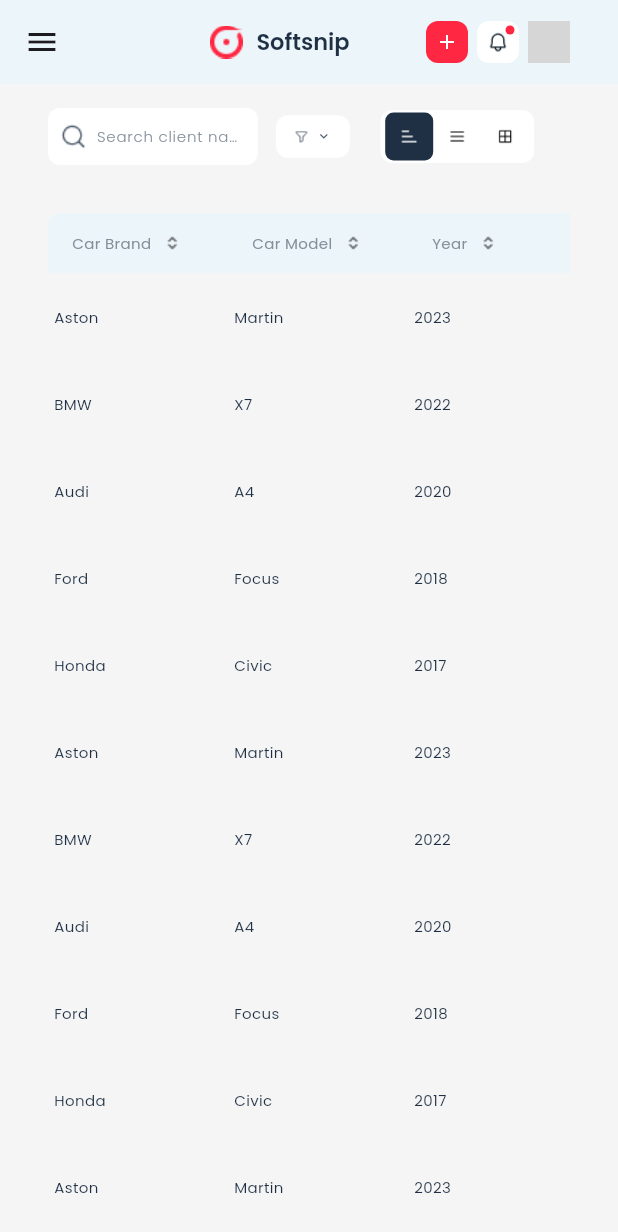
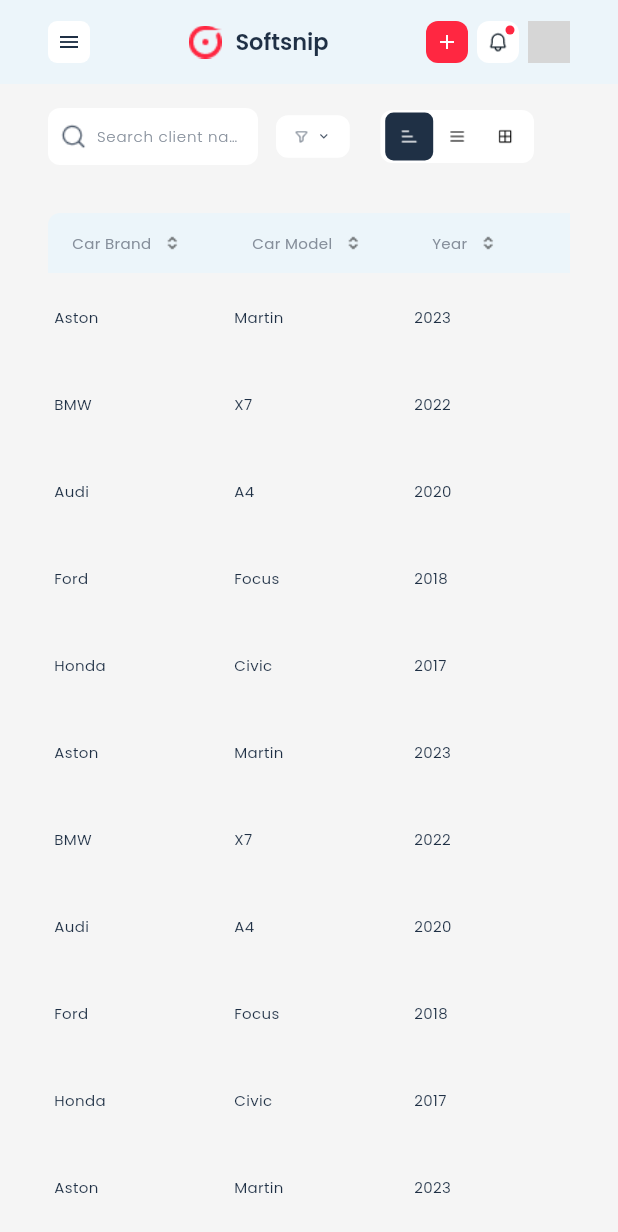
Before and after one commit to huzaifa-huzzi/Car_Rental_Project, a Flutter app: the screen it shows after launch, on a phone screen of 412 x 824 dp. Shown: the top 1232 px of the screen. Run offline on Flutter 3.47's test engine with Material 3 defaults, Android fonts, the phone set to English and light mode, and no system bars; our stand-ins replace dotted_border, file_picker, get, go_router, google_fonts, url_strategy; network calls fail; grey boxes are pictures that could not be loaded.

Commit message:
Some spacing fixes in the design

```diff
--- a/lib/Car Inventory/Car Directory/TableViewScreen/Widgets/CardListTableWidget.dart
+++ b/lib/Car Inventory/Car Directory/TableViewScreen/Widgets/CardListTableWidget.dart
@@ -6,7 +6,6 @@ import 'package:car_rental_project/Resources/TextTheme.dart';
 import 'package:flutter/material.dart';
 import 'package:get/get.dart';
 import 'package:car_rental_project/Resources/AppSizes.dart';
-import 'package:go_router/go_router.dart';
 
 class CarListTableWidget extends StatelessWidget {
   CarListTableWidget({super.key});
@@ -61,7 +60,7 @@ class CarListTableWidget extends StatelessWidget {
                   ),
                 ),
 
-                /// ---------- TABLE BODY (Hoverable Rows) ----------
+                /// ---------- TABLE BODY ----------
                 Column(
                   children: controller.carList.asMap().entries.map((entry) {
                     int rowIndex = entry.key;
@@ -98,7 +97,6 @@ class CarListTableWidget extends StatelessWidget {
                                   child: AddButton(
                                     text: "View",
                                     onTap: () {
-                                      context.go('/addNewCar');
                                     },
                                     borderRadius: 6,
                                   ),
--- a/lib/SideScreen/SidebarController.dart
+++ b/lib/SideScreen/SidebarController.dart
@@ -30,4 +30,6 @@ class SideBarController extends GetxController {
   void setIncomeRedDot(int value) {
     incomeRedDot.value = value;
   }
+
+   /// Mobile appbar code
 }
--- a/lib/SideScreen/SidebarScreen.dart
+++ b/lib/SideScreen/SidebarScreen.dart
@@ -4,6 +4,7 @@ import 'package:car_rental_project/SideScreen/Widget/MobileAppbar.dart';
 import 'package:car_rental_project/SideScreen/Widget/SidebarComponentWidget.dart';
 import 'package:flutter/material.dart';
 import 'package:get/get.dart';
+import 'package:go_router/go_router.dart';
 import 'SideBarController.dart';
 import 'package:car_rental_project/Resources/Colors.dart';
 import 'package:car_rental_project/Resources/IconStrings.dart';
@@ -156,13 +157,16 @@ class SidebarScreen extends StatelessWidget {
           ),
         ),
         appBar: AppBar(
+          automaticallyImplyLeading: false,
           backgroundColor: AppColors.secondaryColor,
           elevation: 0,
           centerTitle: true,
           title: MobileTopBar(
             scaffoldKey: _scaffoldKey,
             profileImageUrl: ImageString.userImage,
-            onAddPressed: () {},
+            onAddPressed: () {
+              context.go('/addNewCar');
+            },
             onNotificationPressed: () {},
           ),
         ),
--- a/lib/SideScreen/Widget/MobileAppbar.dart
+++ b/lib/SideScreen/Widget/MobileAppbar.dart
@@ -4,7 +4,8 @@ import 'package:car_rental_project/Resources/Colors.dart';
 import 'package:car_rental_project/Resources/IconStrings.dart';
 import 'package:car_rental_project/Resources/TextTheme.dart';
 
-class MobileTopBar extends StatelessWidget {
+
+class MobileTopBar extends StatefulWidget {
   final VoidCallback? onAddPressed;
   final VoidCallback? onNotificationPressed;
   final String profileImageUrl;
@@ -19,7 +20,82 @@ class MobileTopBar extends StatelessWidget {
   });
 
   @override
+  State<MobileTopBar> createState() => _MobileTopBarState();
+}
+
+class _MobileTopBarState extends State<MobileTopBar> with WidgetsBindingObserver {
+  bool _isDrawerOpen = false;
+
+  @override
+  void initState() {
+    super.initState();
+    WidgetsBinding.instance.addObserver(this);
+  }
+
+  @override
+  void dispose() {
+
+    WidgetsBinding.instance.removeObserver(this);
+    super.dispose();
+  }
+
+
+  @override
+  void didChangeMetrics() {
+    super.didChangeMetrics();
+    Future.delayed(Duration(milliseconds: 50), () {
+      final isNowOpen = widget.scaffoldKey.currentState?.isDrawerOpen ?? false;
+      if (_isDrawerOpen != isNowOpen) {
+        setState(() {
+          _isDrawerOpen = isNowOpen;
+        });
+      }
+    });
+  }
+
+  /// Helper function to build the Menu Icon Container
+  Widget _buildMenuIconButton(BuildContext context, double containerSize, double iconSize) {
+
+    final Color iconColor = _isDrawerOpen ? AppColors.primaryColor : AppColors.textColor;
+
+    return GestureDetector(
+      onTap: () {
+        widget.scaffoldKey.currentState?.openDrawer();
+      },
+      child: Container(
+        width: containerSize,
+        height: containerSize,
+        decoration: BoxDecoration(
+          color: Colors.white,
+          borderRadius: BorderRadius.circular(6),
+        ),
+        child: Center(
+          child: Icon(
+            Icons.menu,
+            color: iconColor,
+            size: iconSize,
+          ),
+        ),
+      ),
+    );
+  }
+
+  @override
   Widget build(BuildContext context) {
+    const double minHorizontalPadding = 12.0;
+    const double minInternalSpacing = 8.0;
+
+    final double actualHorizontalPadding = AppSizes.horizontalPadding(context);
+    final double finalHorizontalPadding = actualHorizontalPadding > minHorizontalPadding
+        ? actualHorizontalPadding
+        : minHorizontalPadding;
+
+    final double actualInternalSpacing = AppSizes.padding(context);
+    final double finalInternalSpacing = actualInternalSpacing > minInternalSpacing
+        ? actualInternalSpacing
+        : minInternalSpacing;
+
+
     double containerSize = AppSizes.isMobile(context)
         ? 28
         : AppSizes.isTablet(context)
@@ -44,26 +120,32 @@ class MobileTopBar extends StatelessWidget {
         ? 16
         : 18;
 
-    return  SizedBox(
+    return Padding(
+      padding: EdgeInsets.symmetric(horizontal: finalHorizontalPadding),
+      child: SizedBox(
         height: AppSizes.buttonHeight(context),
         child: Row(
           mainAxisAlignment: MainAxisAlignment.spaceBetween,
           children: [
 
-          SizedBox(width: AppSizes.padding(context)),
+            _buildMenuIconButton(context, containerSize, iconSize),
 
-          Expanded(
+            SizedBox(width: finalInternalSpacing),
+
+            /// CENTER: Logo and Title
+            Flexible(
               child: Center(
                 child: FittedBox(
                   fit: BoxFit.scaleDown,
                   child: Row(
+                    mainAxisSize: MainAxisSize.min,
                     children: [
                       Image.asset(
                         IconString.symbol,
                         width: logoSize,
                         height: logoSize,
                       ),
-                    SizedBox(width: AppSizes.padding(context) / 2),
+                      SizedBox(width: finalInternalSpacing / 2),
                       Text(
                         "Softsnip",
                         style: TTextTheme.h6Style(context).copyWith(
@@ -77,14 +159,15 @@ class MobileTopBar extends StatelessWidget {
               ),
             ),
 
+            SizedBox(width: finalInternalSpacing),
+
             /// RIGHT SIDE ICONS
             Row(
               mainAxisSize: MainAxisSize.min,
               children: [
-
                 /// Add Button
                 GestureDetector(
-                onTap: onAddPressed,
+                  onTap: widget.onAddPressed,
                   child: Container(
                     width: containerSize,
                     height: containerSize,
@@ -96,11 +179,11 @@ class MobileTopBar extends StatelessWidget {
                   ),
                 ),
 
-              SizedBox(width: 6),
+                const SizedBox(width: 6),
 
                 /// Notification Icon
                 GestureDetector(
-                onTap: onNotificationPressed,
+                  onTap: widget.onNotificationPressed,
                   child: Stack(
                     clipBehavior: Clip.none,
                     children: [
@@ -125,7 +208,7 @@ class MobileTopBar extends StatelessWidget {
                         child: Container(
                           width: 6,
                           height: 6,
-                        decoration: const BoxDecoration(
+                          decoration: BoxDecoration(
                             color: AppColors.primaryColor,
                             shape: BoxShape.circle,
                           ),
@@ -135,7 +218,7 @@ class MobileTopBar extends StatelessWidget {
                   ),
                 ),
 
-              SizedBox(width: 6),
+                const SizedBox(width: 6),
 
                 /// Profile Photo
                 Container(
@@ -148,19 +231,16 @@ class MobileTopBar extends StatelessWidget {
                   child: ClipRRect(
                     borderRadius: BorderRadius.circular(AppSizes.borderRadius(context)),
                     child: Image.network(
-                    profileImageUrl,
+                      widget.profileImageUrl,
                       fit: BoxFit.cover,
                     ),
                   ),
                 ),
-
-              SizedBox(width: AppSizes.padding(context)),
               ],
             ),
           ],
         ),
+      ),
     );
-
-
   }
 }
```
Also changed, not shown: lib/Car Inventory/Car Directory/ReusableWidget/HeaderWebWidget.dart (+69 -26 lines). Lines whose indentation alone changed are shown as unchanged.
